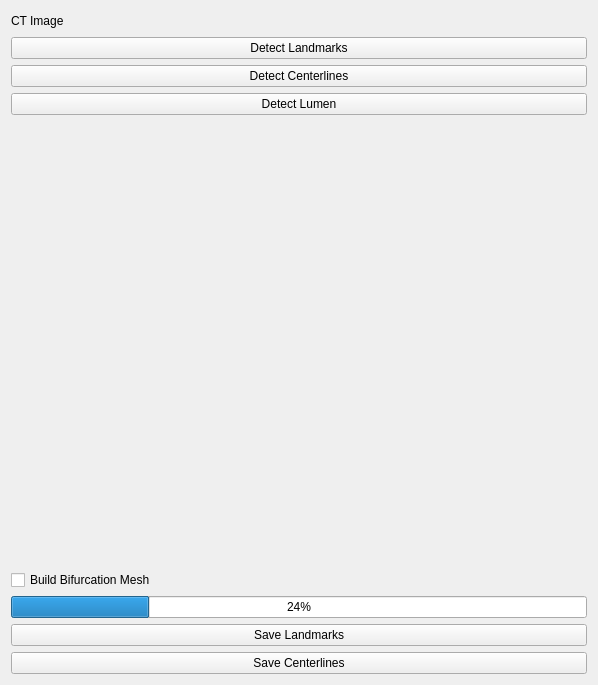
First picture: the form in CoronaryMain/Resources/UI/qSlicerCoronaryMainModuleWidget.ui, repository haoyinzhou/Coronary, before the edit.
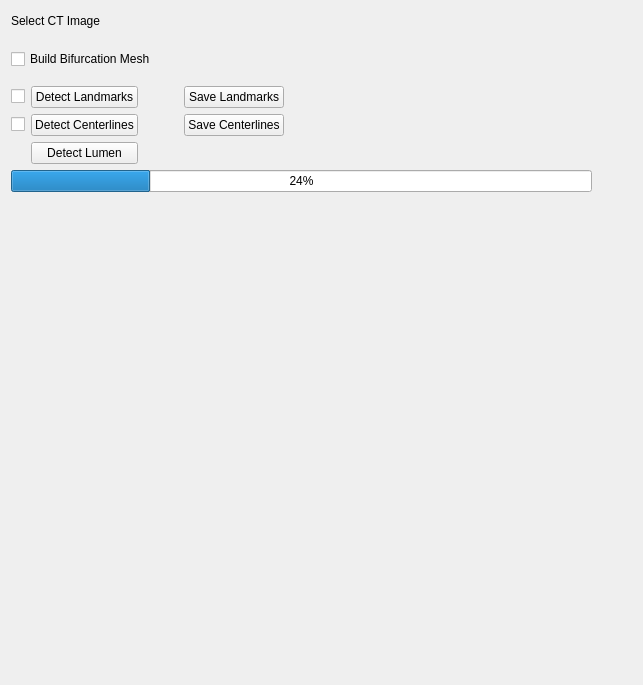
Second picture: the form after the edit. Custom widgets are drawn as their Qt base class.

Patch:
```diff
--- a/CoronaryMain/Resources/UI/qSlicerCoronaryMainModuleWidget.ui
+++ b/CoronaryMain/Resources/UI/qSlicerCoronaryMainModuleWidget.ui
@@ -6,7 +6,7 @@
    <rect>
     <x>0</x>
     <y>0</y>
-    <width>598</width>
+    <width>643</width>
     <height>685</height>
    </rect>
   </property>
@@ -19,23 +19,161 @@
   <property name="windowTitle">
    <string>Form</string>
   </property>
-  <layout class="QVBoxLayout" name="verticalLayout_2">
+  <layout class="QVBoxLayout" name="verticalLayout">
    <item>
-    <layout class="QVBoxLayout" name="verticalLayout">
+    <layout class="QHBoxLayout" name="horizontalLayout_2">
      <item>
-      <layout class="QHBoxLayout" name="horizontalLayout">
-       <item>
-        <widget class="QLabel" name="label">
+      <widget class="QLabel" name="label">
+       <property name="text">
+        <string>Select CT Image</string>
+       </property>
+      </widget>
+     </item>
+     <item>
+      <widget class="qMRMLNodeComboBox" name="MRMLNodeReadVolumn">
+       <property name="nodeTypes">
+        <stringlist>
+         <string>vtkMRMLScalarVolumeNode</string>
+        </stringlist>
+       </property>
+       <property name="noneEnabled">
+        <bool>true</bool>
+       </property>
+       <property name="addEnabled">
+        <bool>false</bool>
+       </property>
+       <property name="removeEnabled">
+        <bool>false</bool>
+       </property>
+      </widget>
+     </item>
+     <item>
+      <spacer name="horizontalSpacer_4">
+       <property name="orientation">
+        <enum>Qt::Horizontal</enum>
+       </property>
+       <property name="sizeType">
+        <enum>QSizePolicy::Preferred</enum>
+       </property>
+       <property name="sizeHint" stdset="0">
+        <size>
+         <width>40</width>
+         <height>20</height>
+        </size>
+       </property>
+      </spacer>
+     </item>
+    </layout>
+   </item>
+   <item>
+    <spacer name="verticalSpacer_3">
+     <property name="orientation">
+      <enum>Qt::Vertical</enum>
+     </property>
+     <property name="sizeType">
+      <enum>QSizePolicy::Preferred</enum>
+     </property>
+     <property name="sizeHint" stdset="0">
+      <size>
+       <width>20</width>
+       <height>12</height>
+      </size>
+     </property>
+    </spacer>
+   </item>
+   <item>
+    <layout class="QHBoxLayout" name="horizontalLayout">
+     <item>
+      <widget class="QCheckBox" name="checkBox_buildbifurcationmesh">
+       <property name="text">
+        <string>Build Bifurcation Mesh</string>
+       </property>
+      </widget>
+     </item>
+     <item>
+      <spacer name="horizontalSpacer_2">
+       <property name="orientation">
+        <enum>Qt::Horizontal</enum>
+       </property>
+       <property name="sizeType">
+        <enum>QSizePolicy::Preferred</enum>
+       </property>
+       <property name="sizeHint" stdset="0">
+        <size>
+         <width>40</width>
+         <height>20</height>
+        </size>
+       </property>
+      </spacer>
+     </item>
+    </layout>
+   </item>
+   <item>
+    <spacer name="verticalSpacer_2">
+     <property name="orientation">
+      <enum>Qt::Vertical</enum>
+     </property>
+     <property name="sizeType">
+      <enum>QSizePolicy::Preferred</enum>
+     </property>
+     <property name="sizeHint" stdset="0">
+      <size>
+       <width>17</width>
+       <height>11</height>
+      </size>
+     </property>
+    </spacer>
+   </item>
+   <item>
+    <layout class="QHBoxLayout" name="horizontalLayout_4">
+     <item>
+      <layout class="QGridLayout" name="gridLayout">
+       <item row="0" column="0">
+        <widget class="QCheckBox" name="checkBox_loadlandmarks">
          <property name="text">
-          <string>CT Image</string>
+          <string/>
          </property>
         </widget>
        </item>
-       <item>
-        <spacer name="horizontalSpacer">
+       <item row="0" column="1">
+        <widget class="QPushButton" name="DetectLandmarks">
+         <property name="text">
+          <string>Detect Landmarks</string>
+         </property>
+         <attribute name="buttonGroup">
+          <string notr="true">buttonGroup</string>
+         </attribute>
+        </widget>
+       </item>
+       <item row="0" column="3">
+        <widget class="QPushButton" name="SaveLandmarks">
+         <property name="text">
+          <string>Save Landmarks</string>
+         </property>
+        </widget>
+       </item>
+       <item row="1" column="0">
+        <widget class="QCheckBox" name="checkBox_loadcenterlines">
+         <property name="text">
+          <string/>
+         </property>
+        </widget>
+       </item>
+       <item row="1" column="1">
+        <widget class="QPushButton" name="DetectCenterlines">
+         <property name="text">
+          <string>Detect Centerlines</string>
+         </property>
+        </widget>
+       </item>
+       <item row="1" column="2">
+        <spacer name="horizontalSpacer_3">
          <property name="orientation">
           <enum>Qt::Horizontal</enum>
          </property>
+         <property name="sizeType">
+          <enum>QSizePolicy::Preferred</enum>
+         </property>
          <property name="sizeHint" stdset="0">
           <size>
            <width>40</width>
@@ -44,59 +182,77 @@
          </property>
         </spacer>
        </item>
-       <item>
-        <widget class="qMRMLNodeComboBox" name="MRMLNodeReadVolumn">
-         <property name="nodeTypes">
-          <stringlist>
-           <string>vtkMRMLScalarVolumeNode</string>
-          </stringlist>
+       <item row="1" column="3">
+        <widget class="QPushButton" name="SaveCenterlines">
+         <property name="text">
+          <string>Save Centerlines</string>
          </property>
-         <property name="noneEnabled">
-          <bool>true</bool>
-         </property>
-         <property name="addEnabled">
-          <bool>false</bool>
-         </property>
-         <property name="removeEnabled">
-          <bool>false</bool>
+        </widget>
+       </item>
+       <item row="2" column="1">
+        <widget class="QPushButton" name="DetectLumen">
+         <property name="text">
+          <string>Detect Lumen</string>
          </property>
         </widget>
        </item>
       </layout>
      </item>
      <item>
-      <widget class="QPushButton" name="DetectLandmarks">
-       <property name="text">
-        <string>Detect Landmarks</string>
+      <spacer name="horizontalSpacer_5">
+       <property name="orientation">
+        <enum>Qt::Horizontal</enum>
        </property>
-       <attribute name="buttonGroup">
-        <string notr="true">buttonGroup</string>
-       </attribute>
-      </widget>
-     </item>
-     <item>
-      <widget class="QPushButton" name="DetectCenterlines">
-       <property name="text">
-        <string>Detect Centerlines</string>
+       <property name="sizeType">
+        <enum>QSizePolicy::Expanding</enum>
        </property>
-      </widget>
+       <property name="sizeHint" stdset="0">
+        <size>
+         <width>40</width>
+         <height>20</height>
+        </size>
+       </property>
+      </spacer>
      </item>
+    </layout>
+   </item>
+   <item>
+    <spacer name="verticalSpacer_4">
+     <property name="orientation">
+      <enum>Qt::Vertical</enum>
+     </property>
+     <property name="sizeType">
+      <enum>QSizePolicy::Preferred</enum>
+     </property>
+     <property name="sizeHint" stdset="0">
+      <size>
+       <width>20</width>
+       <height>0</height>
+      </size>
+     </property>
+    </spacer>
+   </item>
+   <item>
+    <layout class="QHBoxLayout" name="horizontalLayout_3">
      <item>
-      <widget class="QPushButton" name="DetectLumen">
-       <property name="text">
-        <string>Detect Lumen</string>
+      <widget class="QProgressBar" name="progressBar">
+       <property name="value">
+        <number>24</number>
        </property>
       </widget>
      </item>
      <item>
-      <spacer name="verticalSpacer">
+      <spacer name="horizontalSpacer">
        <property name="orientation">
-        <enum>Qt::Vertical</enum>
+        <enum>Qt::Horizontal</enum>
        </property>
+       <property name="sizeType">
+        <enum>QSizePolicy::Preferred</enum>
+       </property>
        <property name="sizeHint" stdset="0">
         <size>
-         <width>528</width>
-         <height>333</height>
+         <width>40</width>
+         <height>20</height>
         </size>
        </property>
       </spacer>
@@ -104,32 +260,17 @@
     </layout>
    </item>
    <item>
-    <widget class="QCheckBox" name="checkBox_buildbifurcationmesh">
-     <property name="text">
-      <string>Build Bifurcation Mesh</string>
+    <spacer name="verticalSpacer">
+     <property name="orientation">
+      <enum>Qt::Vertical</enum>
      </property>
-    </widget>
-   </item>
-   <item>
-    <widget class="QProgressBar" name="progressBar">
-     <property name="value">
-      <number>24</number>
+     <property name="sizeHint" stdset="0">
+      <size>
+       <width>20</width>
+       <height>233</height>
+      </size>
      </property>
-    </widget>
-   </item>
-   <item>
-    <widget class="QPushButton" name="SaveLandmarks">
-     <property name="text">
-      <string>Save Landmarks</string>
-     </property>
-    </widget>
-   </item>
-   <item>
-    <widget class="QPushButton" name="SaveCenterlines">
-     <property name="text">
-      <string>Save Centerlines</string>
-     </property>
-    </widget>
+    </spacer>
    </item>
   </layout>
   <zorder>progressBar</zorder>
```
Left out of the diff: 13 changed lines with no effect on the pictures.
